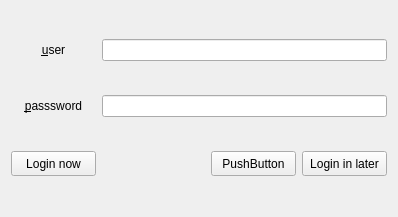
Qt form ui/user/login.ui (Error-106/cloudfox) before a commit.
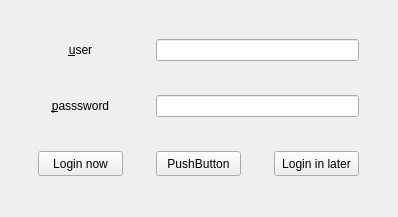
The same form after that commit.

Patch:
```diff
--- a/ui/user/login.ui
+++ b/ui/user/login.ui
@@ -20,22 +20,6 @@
    <string>Form</string>
   </property>
   <layout class="QGridLayout" name="gridLayout">
-   <item row="2" column="1">
-    <spacer name="horizontalSpacer">
-     <property name="orientation">
-      <enum>Qt::Horizontal</enum>
-     </property>
-     <property name="sizeHint" stdset="0">
-      <size>
-       <width>0</width>
-       <height>20</height>
-      </size>
-     </property>
-    </spacer>
-   </item>
-   <item row="1" column="1" colspan="3">
-    <widget class="QLineEdit" name="lineEdit"/>
-   </item>
    <item row="0" column="0">
     <widget class="QLabel" name="user_label">
      <property name="sizePolicy">
@@ -67,28 +51,9 @@
      </property>
     </widget>
    </item>
-   <item row="0" column="1" colspan="3">
+   <item row="0" column="1" colspan="2">
     <widget class="QLineEdit" name="login_lineEdit"/>
    </item>
-   <item row="2" column="0">
-    <widget class="QPushButton" name="login_pushButton">
-     <property name="sizePolicy">
-      <sizepolicy hsizetype="Fixed" vsizetype="Fixed">
-       <horstretch>0</horstretch>
-       <verstretch>0</verstretch>
-      </sizepolicy>
-     </property>
-     <property name="minimumSize">
-      <size>
-       <width>85</width>
-       <height>25</height>
-      </size>
-     </property>
-     <property name="text">
-      <string>Login now</string>
-     </property>
-    </widget>
-   </item>
    <item row="1" column="0">
     <widget class="QLabel" name="password_label">
      <property name="minimumSize">
@@ -114,8 +79,11 @@
      </property>
     </widget>
    </item>
-   <item row="2" column="3">
-    <widget class="QPushButton" name="login_in_later_pushButton">
+   <item row="1" column="1" colspan="2">
+    <widget class="QLineEdit" name="lineEdit"/>
+   </item>
+   <item row="2" column="0">
+    <widget class="QPushButton" name="login_pushButton">
      <property name="sizePolicy">
       <sizepolicy hsizetype="Fixed" vsizetype="Fixed">
        <horstretch>0</horstretch>
@@ -129,11 +97,11 @@
       </size>
      </property>
      <property name="text">
-      <string>Login in later</string>
+      <string>Login now</string>
      </property>
     </widget>
    </item>
-   <item row="2" column="2">
+   <item row="2" column="1">
     <widget class="QPushButton" name="reg_pushButton">
      <property name="sizePolicy">
       <sizepolicy hsizetype="Fixed" vsizetype="Fixed">
@@ -152,6 +120,25 @@
      </property>
     </widget>
    </item>
+   <item row="2" column="2">
+    <widget class="QPushButton" name="login_in_later_pushButton">
+     <property name="sizePolicy">
+      <sizepolicy hsizetype="Fixed" vsizetype="Fixed">
+       <horstretch>0</horstretch>
+       <verstretch>0</verstretch>
+      </sizepolicy>
+     </property>
+     <property name="minimumSize">
+      <size>
+       <width>85</width>
+       <height>25</height>
+      </size>
+     </property>
+     <property name="text">
+      <string>Login in later</string>
+     </property>
+    </widget>
+   </item>
   </layout>
  </widget>
  <resources/>
```
